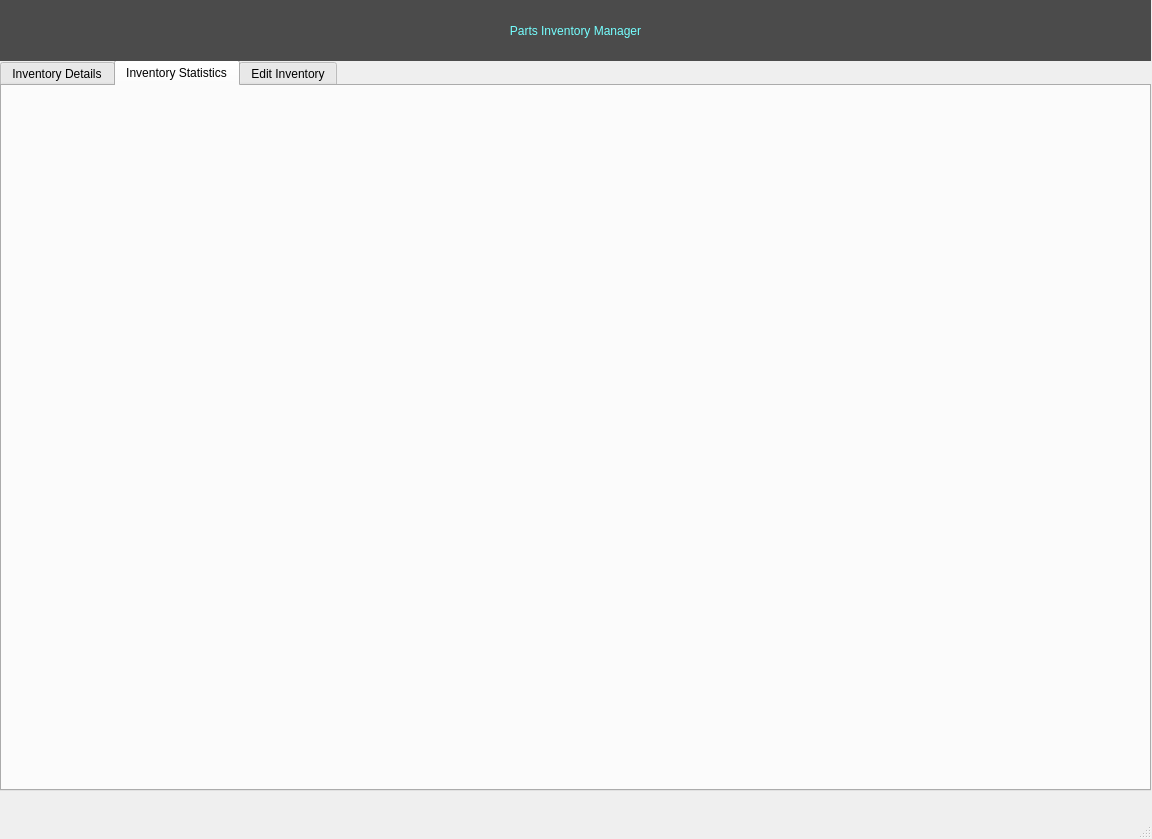
Old version of the form src/main.ui in the repository Spritan/Inventory-database-Management-.
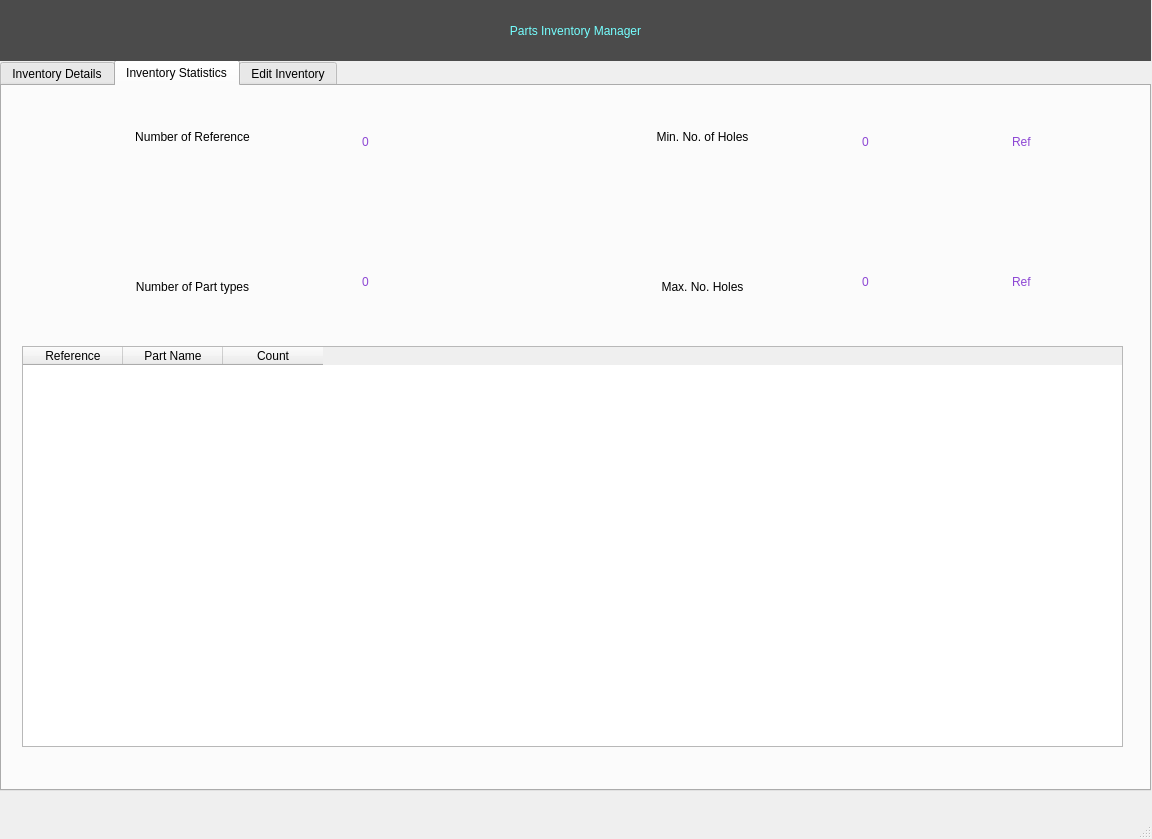
New version of the form. The open tabs and pages were chosen to show the change. Icons and pictures are not drawn.

Diff of the .ui file:
```diff
--- a/src/main.ui
+++ b/src/main.ui
@@ -152,6 +152,206 @@
      <attribute name="title">
       <string>Inventory Statistics</string>
      </attribute>
+     <widget class="QLabel" name="label_3">
+      <property name="geometry">
+       <rect>
+        <x>20</x>
+        <y>10</y>
+        <width>341</width>
+        <height>81</height>
+       </rect>
+      </property>
+      <property name="text">
+       <string>Number of Reference</string>
+      </property>
+      <property name="alignment">
+       <set>Qt::AlignCenter</set>
+      </property>
+     </widget>
+     <widget class="QLabel" name="label_4">
+      <property name="geometry">
+       <rect>
+        <x>20</x>
+        <y>160</y>
+        <width>341</width>
+        <height>81</height>
+       </rect>
+      </property>
+      <property name="text">
+       <string>Number of Part types</string>
+      </property>
+      <property name="alignment">
+       <set>Qt::AlignCenter</set>
+      </property>
+     </widget>
+     <widget class="QLabel" name="label_6">
+      <property name="geometry">
+       <rect>
+        <x>530</x>
+        <y>10</y>
+        <width>341</width>
+        <height>81</height>
+       </rect>
+      </property>
+      <property name="text">
+       <string>Min. No. of Holes</string>
+      </property>
+      <property name="alignment">
+       <set>Qt::AlignCenter</set>
+      </property>
+     </widget>
+     <widget class="QLabel" name="label_7">
+      <property name="geometry">
+       <rect>
+        <x>530</x>
+        <y>160</y>
+        <width>341</width>
+        <height>81</height>
+       </rect>
+      </property>
+      <property name="text">
+       <string>Max. No. Holes</string>
+      </property>
+      <property name="alignment">
+       <set>Qt::AlignCenter</set>
+      </property>
+     </widget>
+     <widget class="QLabel" name="label_5">
+      <property name="geometry">
+       <rect>
+        <x>360</x>
+        <y>20</y>
+        <width>71</width>
+        <height>71</height>
+       </rect>
+      </property>
+      <property name="styleSheet">
+       <string notr="true">font: 63 20pt &quot;URW Gothic L&quot;;
+color: rgb(141, 70, 212);
+</string>
+      </property>
+      <property name="text">
+       <string>0</string>
+      </property>
+     </widget>
+     <widget class="QLabel" name="label_8">
+      <property name="geometry">
+       <rect>
+        <x>360</x>
+        <y>160</y>
+        <width>71</width>
+        <height>71</height>
+       </rect>
+      </property>
+      <property name="styleSheet">
+       <string notr="true">font: 63 20pt &quot;URW Gothic L&quot;;
+color: rgb(141, 70, 212);
+</string>
+      </property>
+      <property name="text">
+       <string>0</string>
+      </property>
+     </widget>
+     <widget class="QLabel" name="label_9">
+      <property name="geometry">
+       <rect>
+        <x>860</x>
+        <y>160</y>
+        <width>71</width>
+        <height>71</height>
+       </rect>
+      </property>
+      <property name="styleSheet">
+       <string notr="true">font: 63 20pt &quot;URW Gothic L&quot;;
+color: rgb(141, 70, 212);
+</string>
+      </property>
+      <property name="text">
+       <string>0</string>
+      </property>
+     </widget>
+     <widget class="QLabel" name="label_10">
+      <property name="geometry">
+       <rect>
+        <x>860</x>
+        <y>20</y>
+        <width>71</width>
+        <height>71</height>
+       </rect>
+      </property>
+      <property name="styleSheet">
+       <string notr="true">font: 63 20pt &quot;URW Gothic L&quot;;
+color: rgb(141, 70, 212);
+</string>
+      </property>
+      <property name="text">
+       <string>0</string>
+      </property>
+     </widget>
+     <widget class="QLabel" name="label_11">
+      <property name="geometry">
+       <rect>
+        <x>1010</x>
+        <y>20</y>
+        <width>71</width>
+        <height>71</height>
+       </rect>
+      </property>
+      <property name="styleSheet">
+       <string notr="true">font: 63 20pt &quot;URW Gothic L&quot;;
+color: rgb(141, 70, 212);
+</string>
+      </property>
+      <property name="text">
+       <string>Ref</string>
+      </property>
+     </widget>
+     <widget class="QLabel" name="label_12">
+      <property name="geometry">
+       <rect>
+        <x>1010</x>
+        <y>160</y>
+        <width>71</width>
+        <height>71</height>
+       </rect>
+      </property>
+      <property name="styleSheet">
+       <string notr="true">font: 63 20pt &quot;URW Gothic L&quot;;
+color: rgb(141, 70, 212);
+</string>
+      </property>
+      <property name="text">
+       <string>Ref</string>
+      </property>
+     </widget>
+     <widget class="QTableWidget" name="tableWidget">
+      <property name="geometry">
+       <rect>
+        <x>20</x>
+        <y>260</y>
+        <width>1101</width>
+        <height>401</height>
+       </rect>
+      </property>
+      <property name="styleSheet">
+       <string notr="true">font: 45 12pt &quot;URW Gothic L&quot;;</string>
+      </property>
+      <column>
+       <property name="text">
+        <string>Reference</string>
+       </property>
+      </column>
+      <column>
+       <property name="text">
+        <string>Part Name</string>
+       </property>
+      </column>
+      <column>
+       <property name="text">
+        <string>Count</string>
+       </property>
+      </column>
+     </widget>
     </widget>
     <widget class="QWidget" name="tab_3">
      <attribute name="title">
```
Left out of the diff: 2 changed lines with no effect on the pictures.
